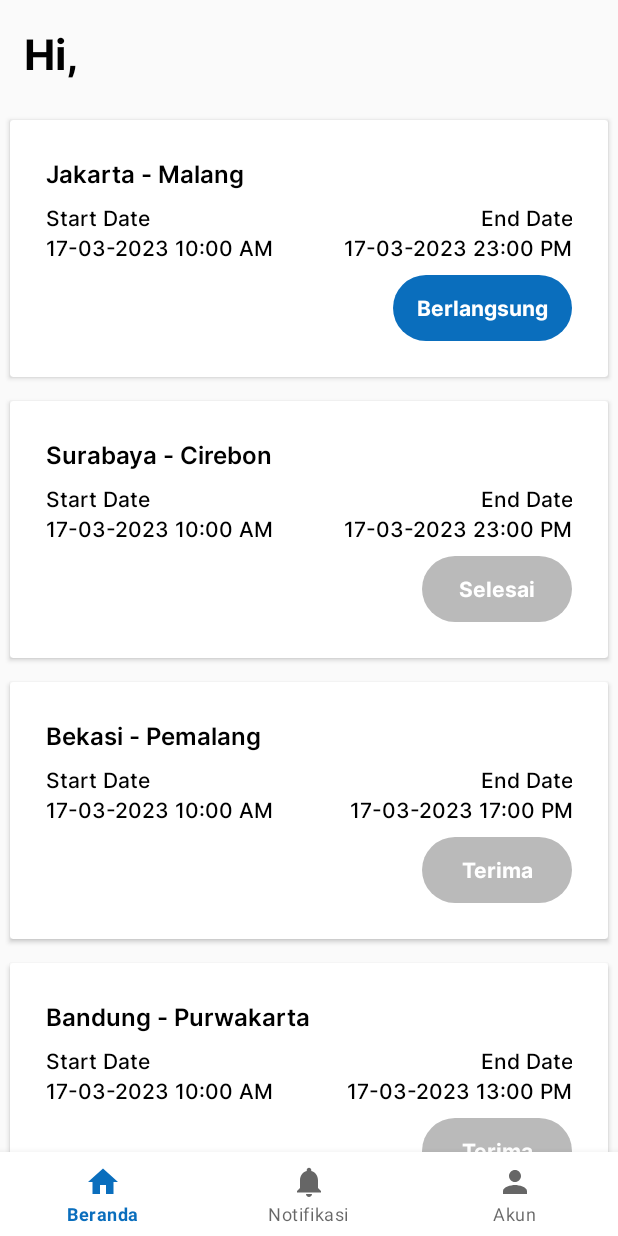
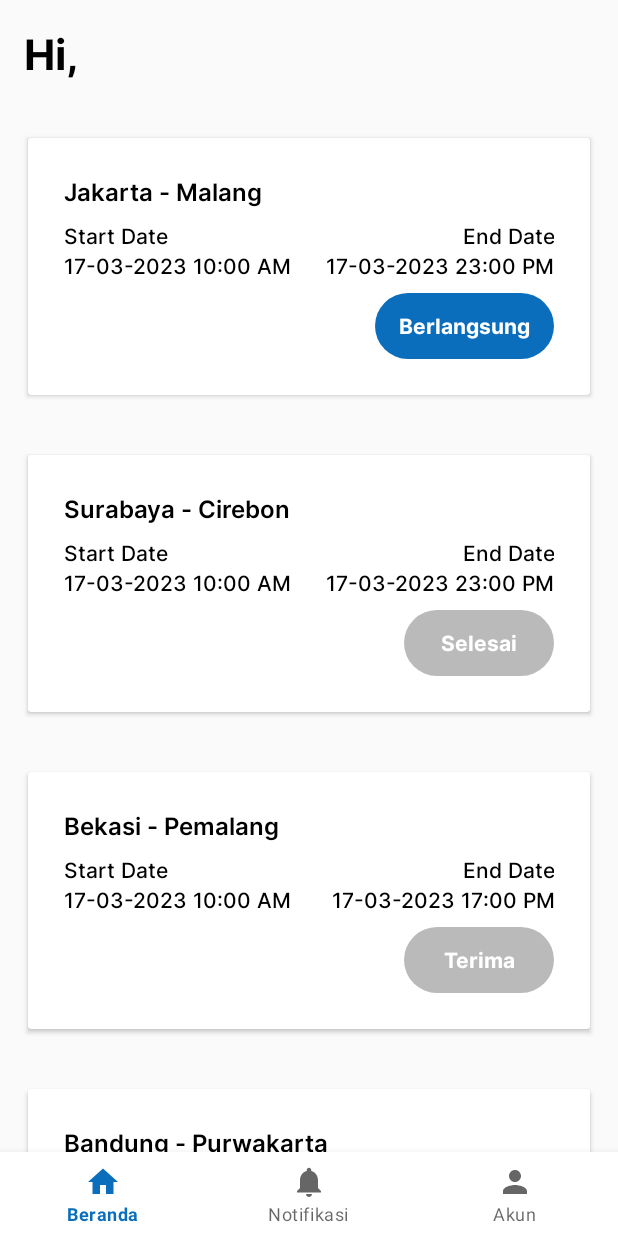
Before and after one commit to radityarin/driverapp, an Android app: the HomeFragment screen opened directly, with no data from a screen before it, after a tap on an icon or button, on a phone screen of 412 x 824 dp. Run offline under Robolectric (Android 15) with nearby library versions, the phone set to English and light mode, and no system bars; our stand-ins replace navigation-ui; 1 other tap on this screen came first.

Commit message:
fix layouting

```diff
--- a/app/src/main/java/com/project/driverapp/presentation/home/users/ui/home/HomeFragment.kt
+++ b/app/src/main/java/com/project/driverapp/presentation/home/users/ui/home/HomeFragment.kt
@@ -122,6 +122,9 @@ class HomeFragment : Fragment() {
                         ToDoStatus.ONGOING -> {
                             activity?.goToSubmitActivity()
                         }
+                        ToDoStatus.FINISH -> {
+                            showCustomToast(getString(R.string.job_finish))
+                        }
                         else -> {
                             showCustomToast(getString(R.string.finish_job))
                         }
--- a/app/src/main/res/layout/activity_landing.xml
+++ b/app/src/main/res/layout/activity_landing.xml
@@ -77,5 +77,6 @@
             app:layout_constraintEnd_toEndOf="parent"
             app:layout_constraintStart_toStartOf="parent"
             app:layout_constraintTop_toBottomOf="@id/tvMasuk" />
+
     </androidx.constraintlayout.widget.ConstraintLayout>
 </androidx.constraintlayout.widget.ConstraintLayout>
--- a/app/src/main/res/layout/item_to_do_list.xml
+++ b/app/src/main/res/layout/item_to_do_list.xml
@@ -4,8 +4,7 @@
     xmlns:tools="http://schemas.android.com/tools"
     android:layout_width="match_parent"
     android:layout_height="wrap_content"
-    android:layout_margin="@dimen/layout_margin_4"
-    android:elevation="4dp"
+    android:layout_margin="@dimen/layout_margin_16"
     android:orientation="vertical"
     app:cardUseCompatPadding="true">
 
--- a/app/src/main/res/values/strings.xml
+++ b/app/src/main/res/values/strings.xml
@@ -5,6 +5,7 @@
     <string name="title_dashboard">Dashboard</string>
     <string name="title_notifications">Notifications</string>
     <string name="finish_job">Selesaikan perjalanan sebelumnya</string>
+    <string name="job_finish">Perjalanan sudah selesai</string>
 
 
     <string-array name="jenis_kelamin">
```
